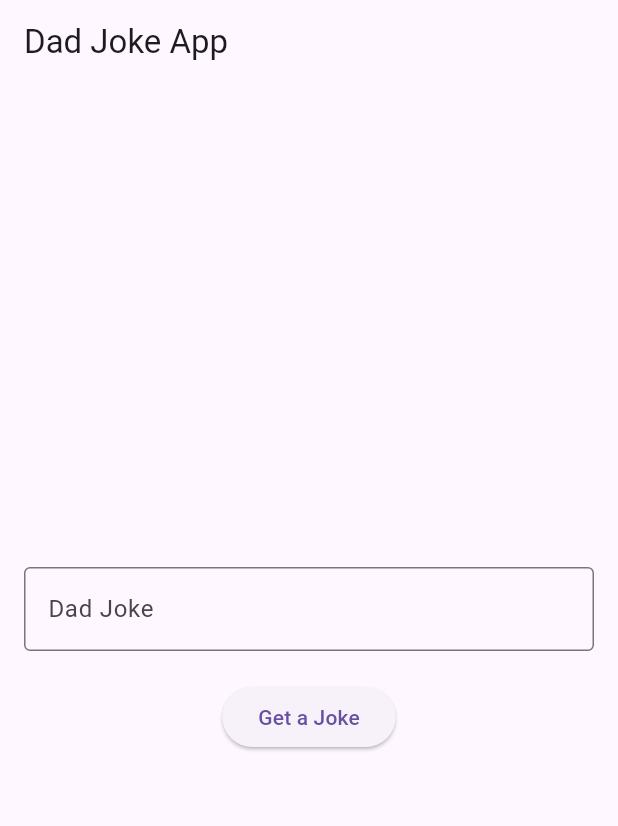
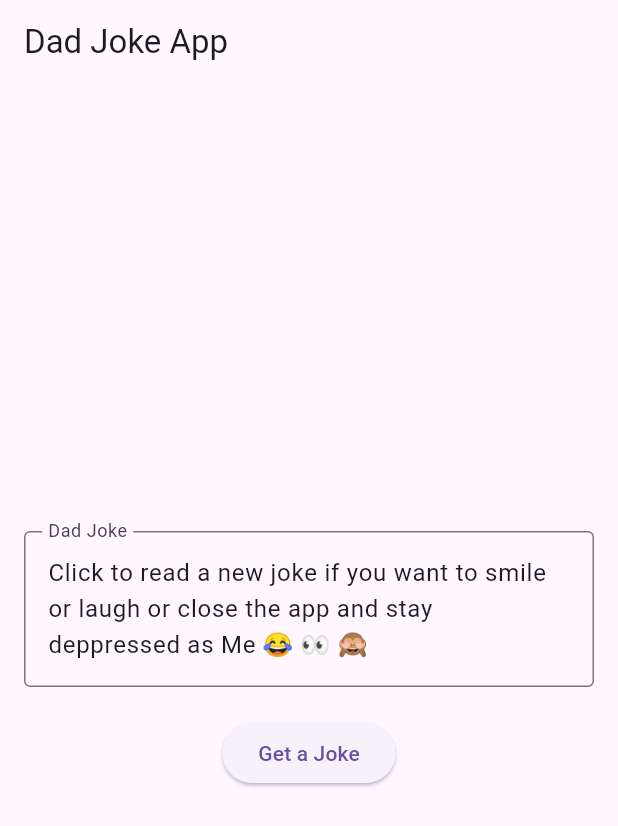
Before and after one commit to Muhannmmad/flutter_dadjokes, a Flutter app: the screen it shows after launch, on a phone screen of 412 x 824 dp. Shown: the top 826 px of the screen. Run offline on Flutter 3.47's test engine with Material 3 defaults, Android fonts, the phone set to English and light mode, and no system bars.

Commit message:
something funny added lol

```diff
--- a/lib/main.dart
+++ b/lib/main.dart
@@ -20,6 +20,9 @@ class JokeApp extends StatefulWidget {
 }
 
 class _JokeAppState extends State<JokeApp> {
+  String joke =
+      "Click to read a new joke if you want to smile or laugh or close the app and stay deppressed as Me 😂 👀 🙈";
+
   @override
   Widget build(BuildContext context) {
     return Scaffold(
@@ -33,6 +36,7 @@ class _JokeAppState extends State<JokeApp> {
           crossAxisAlignment: CrossAxisAlignment.center,
           children: [
             TextField(
+              controller: TextEditingController(text: joke),
               readOnly: true,
               maxLines: null,
               decoration: InputDecoration(
```
